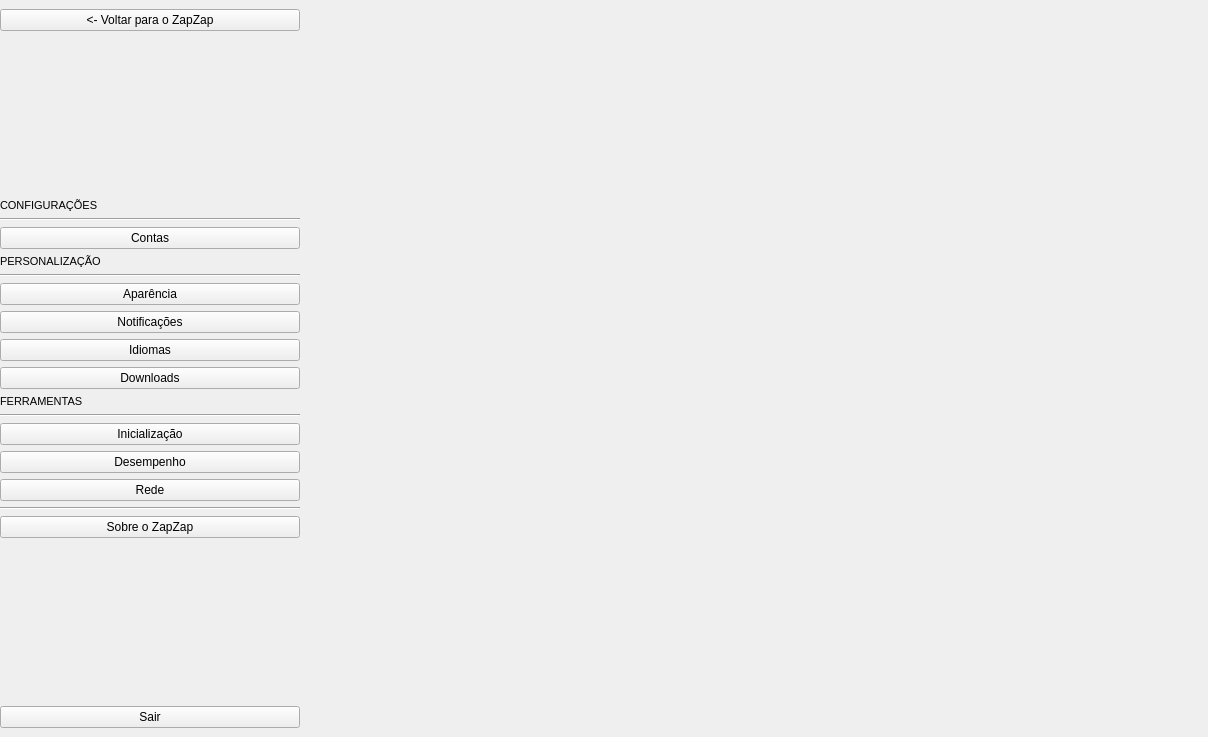
rafatosta/zapzap, file zapzap/ui/ui_settings.ui: the form before one commit.
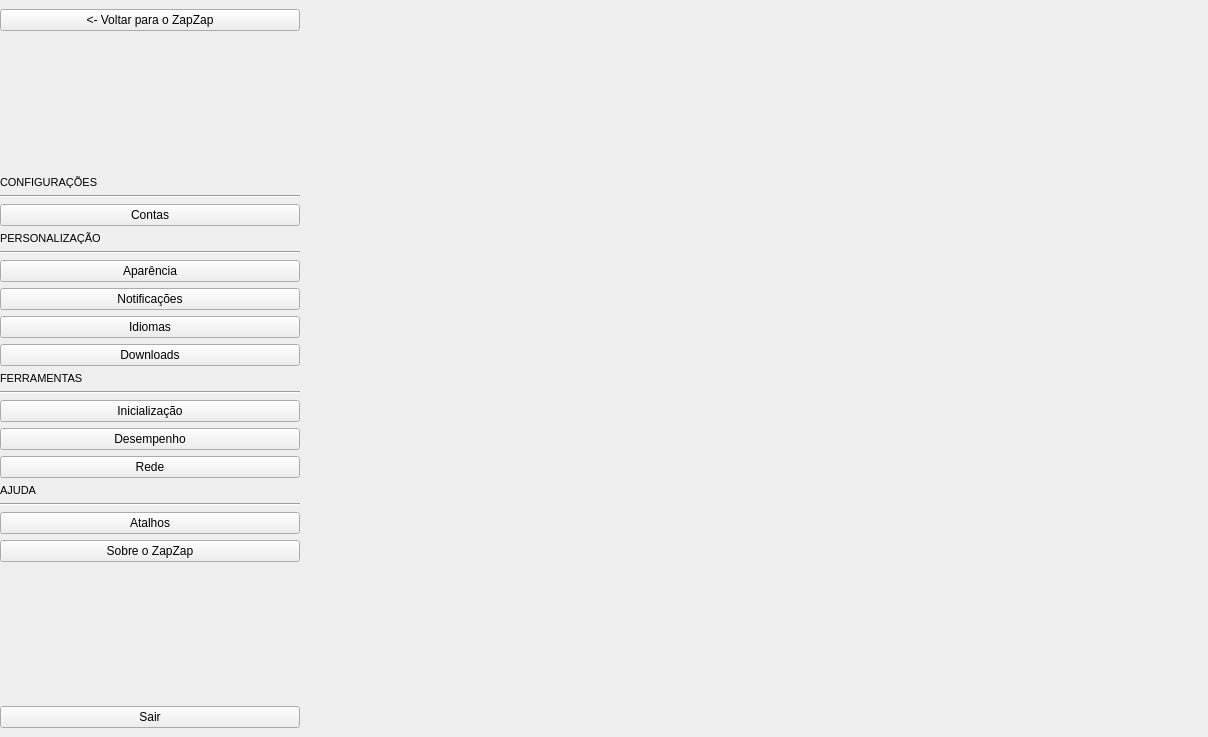
The form after the commit.

```diff
--- a/zapzap/ui/ui_settings.ui
+++ b/zapzap/ui/ui_settings.ui
@@ -219,6 +219,18 @@
            </property>
           </widget>
          </item>
+         <item>
+          <widget class="QLabel" name="label">
+           <property name="font">
+            <font>
+             <pointsize>8</pointsize>
+            </font>
+           </property>
+           <property name="text">
+            <string>AJUDA</string>
+           </property>
+          </widget>
+         </item>
          <item>
           <widget class="Line" name="line_4">
            <property name="orientation">
@@ -226,6 +238,13 @@
            </property>
           </widget>
          </item>
+         <item>
+          <widget class="QPushButton" name="pushButton_10">
+           <property name="text">
+            <string>Atalhos</string>
+           </property>
+          </widget>
+         </item>
          <item>
           <widget class="QPushButton" name="pushButton_9">
            <property name="text">
@@ -260,16 +279,7 @@
     </widget>
    </item>
    <item>
-    <widget class="QStackedWidget" name="stackedWidget">
-     <property name="styleSheet">
-      <string notr="true"/>
-     </property>
-     <property name="currentIndex">
-      <number>0</number>
-     </property>
-     <widget class="QWidget" name="general_page"/>
-     <widget class="QWidget" name="page_2"/>
-    </widget>
+    <widget class="QStackedWidget" name="pages"/>
    </item>
   </layout>
  </widget>
```
Left out of the diff: 3 changed lines with no effect on the pictures.
